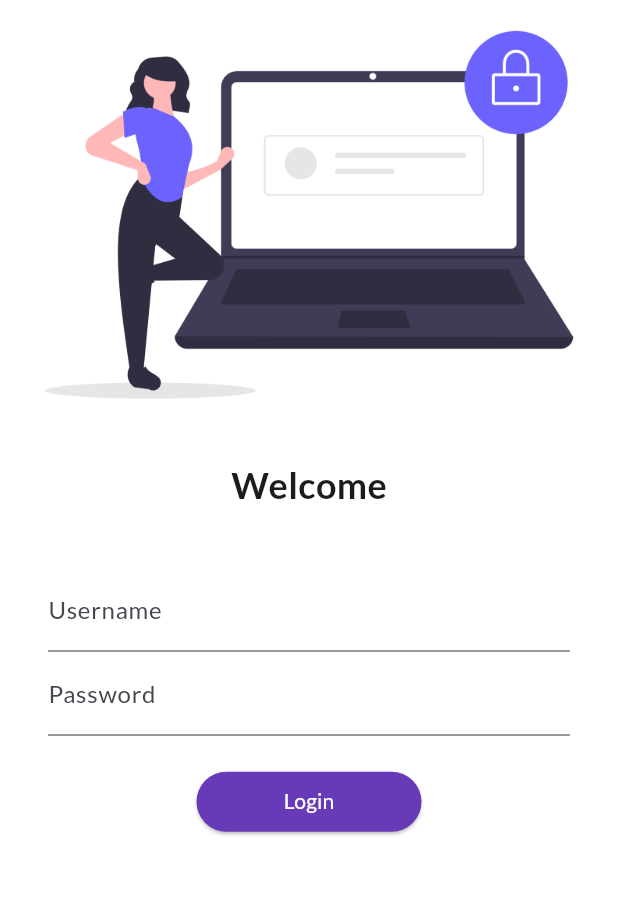
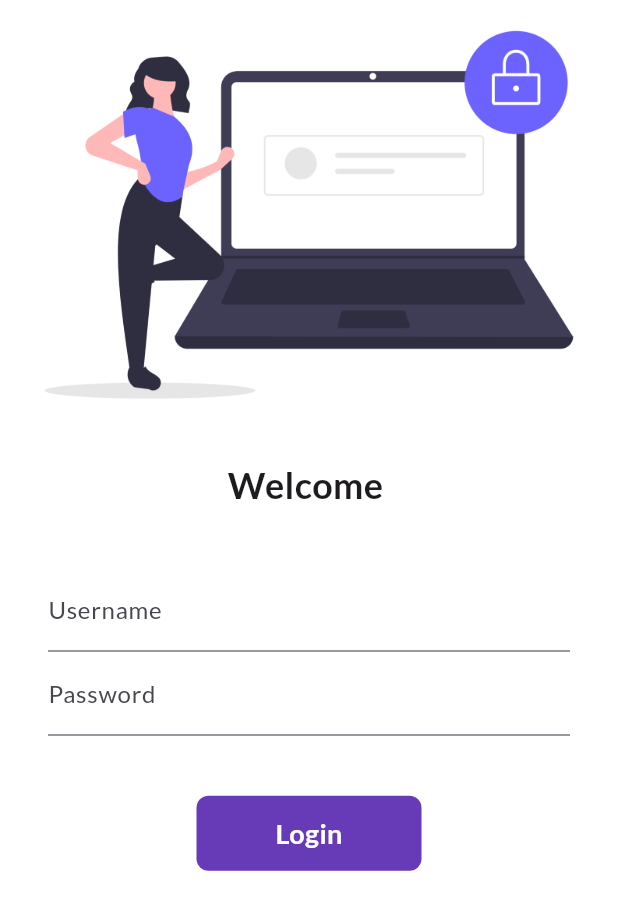
Before and after one commit to Sahil-sardhara/Catalog, a Flutter app: the screen it shows after launch, on a phone screen of 412 x 824 dp. Shown: the top 910 px of the screen. Run offline on Flutter 3.47's test engine with Material 3 defaults, Android fonts, the phone set to English and light mode, and no system bars; our stand-ins replace google_fonts.

Commit message:
day-6 completed

```diff
--- a/lib/pages/login_page.dart
+++ b/lib/pages/login_page.dart
@@ -4,8 +4,17 @@ import 'package:flutter/material.dart';
 import 'package:google_fonts/google_fonts.dart';
 import 'package:untitled/utils/routes.dart';
 
-class Mylogin extends StatelessWidget {
+class Mylogin extends StatefulWidget {
   const Mylogin({super.key});
+
+  @override
+  State<Mylogin> createState() => _MyloginState();
+}
+
+class _MyloginState extends State<Mylogin> {
+
+  String name="";
+  bool changebtn =false;
 
   @override
   Widget build(BuildContext context) {
@@ -17,7 +26,8 @@ class Mylogin extends StatelessWidget {
             Image.asset("assets/image/login.png",fit: BoxFit.cover,),
             SizedBox(height: 20,),
 
-            Text('Welcome',style: TextStyle(fontSize: 24,fontWeight: FontWeight.bold,
+            Text('Welcome $name',
+              style: TextStyle(fontSize: 24,fontWeight: FontWeight.bold,
 
             ),),
             SizedBox(height: 22,),
@@ -29,8 +39,14 @@ class Mylogin extends StatelessWidget {
                     decoration: InputDecoration(
                         hintText:('Enter Username'),
                         hintStyle: TextStyle(color: Colors.black),
-                        label: Text('Username')
+                        label: Text('Username'),
                     ),
+                    onChanged: (value){
+                      name = value;
+                      setState(() {
+
+                      });
+                    },
                   ),
                   TextFormField(
                     obscureText: true,
@@ -40,8 +56,28 @@ class Mylogin extends StatelessWidget {
                         label: Text('Password')
                     ),
                   ),
-                  SizedBox(height: 20,),
-                  ElevatedButton(onPressed: (){
+                  SizedBox(height: 40,),
+                  InkWell(
+                    onTap: () async {
+                      setState(() {
+                        changebtn=true;
+                      });
+                      await Future.delayed(Duration(seconds: 1));
+                      Navigator.pushNamed(context, Myroutes.homeroute);
+                    },
+                    child: AnimatedContainer(
+                      duration: Duration(seconds: 1),
+                      height: 50,
+                      width: changebtn?50 : 150,
+                      alignment: Alignment.center,
+                      child:changebtn?Icon(Icons.done,color: Colors.white,): Text("Login",style: TextStyle(fontSize: 18,color: Colors.white,fontWeight: FontWeight.bold),),
+                      decoration: BoxDecoration(
+                        borderRadius: BorderRadius.circular(changebtn?50:8),
+                        color: Colors.deepPurple,
+                      ),
+                    ),
+                  )
+                  /*ElevatedButton(onPressed: (){
                     Navigator.pushNamed(context, Myroutes.homeroute);
 
                   }, child: Text('Login',style: TextStyle(color: Colors.white,),),
@@ -49,7 +85,7 @@ class Mylogin extends StatelessWidget {
 
                     ),
 
-                  )
+                  )*/
                 ],
               ),
             )
```
